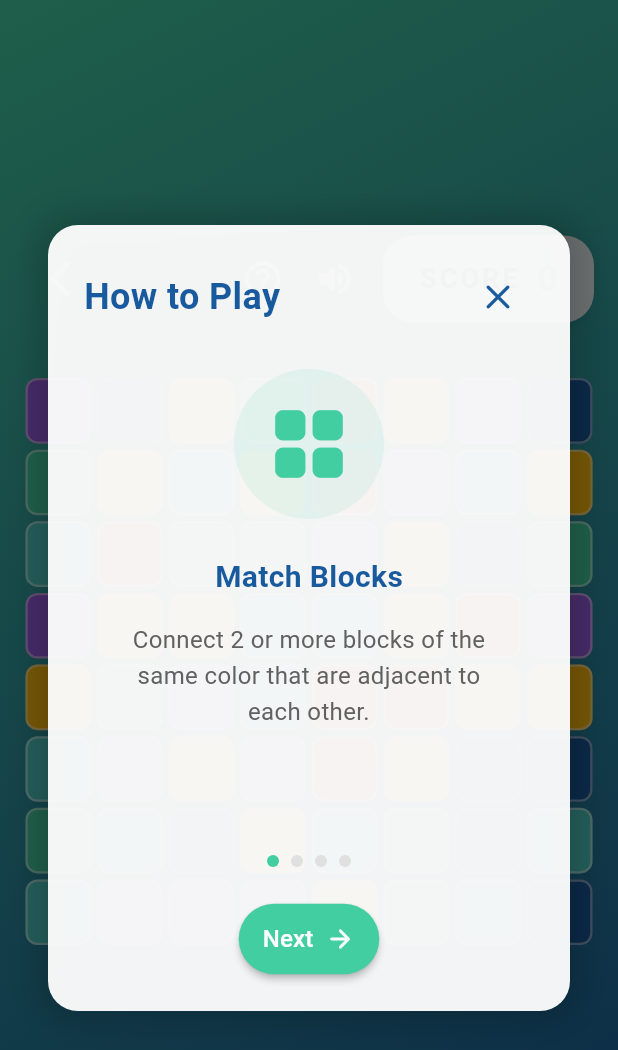
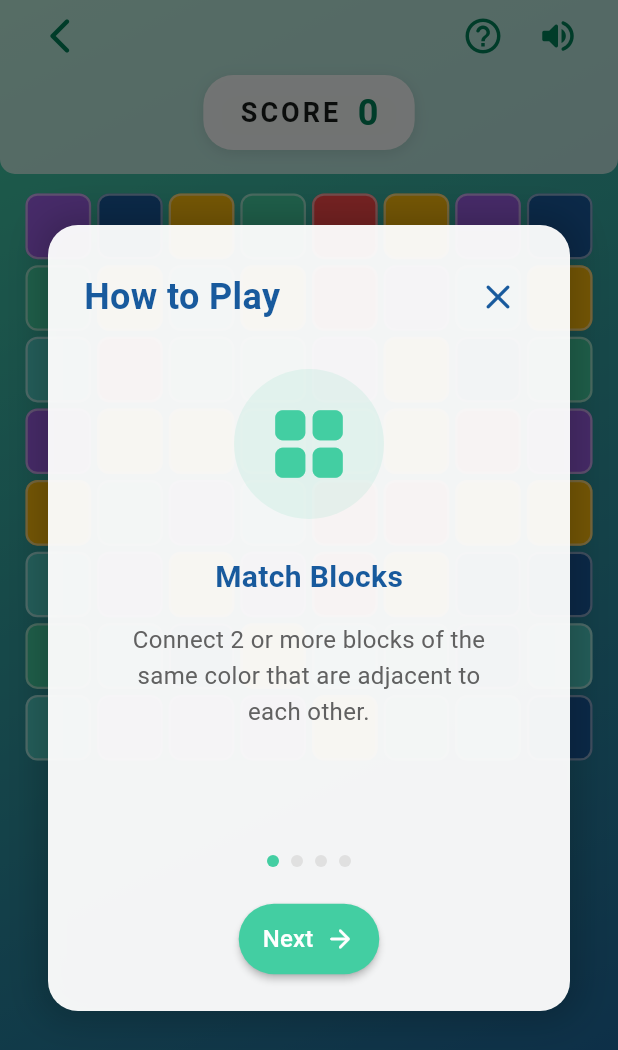
Before and after one commit to zarkasias/ai_blast, a Flutter app: the GameScreen screen opened directly, on a phone screen of 412 x 824 dp. Shown: the top 1050 px of the screen. Run offline on Flutter 3.47's test engine with Material 3 defaults, Android fonts, the phone set to English and light mode, and no system bars; our stand-ins replace audioplayers, shared_preferences; accounts and stored records are empty.

Commit message:
update game screen

```diff
--- a/lib/screens/game_screen.dart
+++ b/lib/screens/game_screen.dart
@@ -1,4 +1,5 @@
 import 'package:flutter/material.dart';
+import 'package:flutter/services.dart';
 import 'package:provider/provider.dart';
 import '../providers/game_provider.dart';
 import '../widgets/game_grid.dart';
@@ -19,6 +20,12 @@ class _GameScreenState extends State<GameScreen> {
   @override
   void initState() {
     super.initState();
+    // Set system overlay style
+    SystemChrome.setSystemUIOverlayStyle(const SystemUiOverlayStyle(
+      statusBarColor: Colors.transparent,
+      statusBarIconBrightness: Brightness.dark,
+    ));
+
     // Wait for GameProvider to be initialized before showing tutorial
     Future.microtask(() async {
       if (mounted) {
@@ -52,22 +59,34 @@ class _GameScreenState extends State<GameScreen> {
       ),
       child: Scaffold(
         backgroundColor: Colors.transparent,
-        body: SafeArea(
-          child: Consumer<GameProvider>(
+        body: Consumer<GameProvider>(
           builder: (context, gameProvider, child) {
             return Stack(
               children: [
                 Column(
-                    mainAxisAlignment: MainAxisAlignment.center,
                   children: [
-                      // Back and Score Row
-                      Padding(
-                        padding: const EdgeInsets.symmetric(horizontal: 16),
-                        child: Row(
+                    // Top Bar Section with Status Bar
+                    Container(
+                      decoration: BoxDecoration(
+                        color: Colors.white.withOpacity(0.64),
+                        borderRadius: const BorderRadius.only(
+                          bottomLeft: Radius.circular(10),
+                          bottomRight: Radius.circular(10),
+                        ),
+                      ),
+                      child: SafeArea(
+                        bottom: false,
+                        child: Padding(
+                          padding: const EdgeInsets.fromLTRB(16, 0, 16, 16),
+                          child: Column(
+                            children: [
+                              // Back button and control buttons row
+                              Row(
                                 mainAxisAlignment: MainAxisAlignment.spaceBetween,
                                 children: [
                                   // Back Button
                                   IconButton(
+                                    padding: EdgeInsets.zero,
                                     onPressed: () {
                                       Navigator.of(context).pushReplacement(
                                         MaterialPageRoute(builder: (context) => const IntroScreen()),
@@ -75,14 +94,16 @@ class _GameScreenState extends State<GameScreen> {
                                     },
                                     icon: const Icon(
                                       Icons.arrow_back_ios_new_rounded,
-                                color: Colors.white,
+                                      color: Color.fromARGB(255, 1, 130, 89),
                                       size: 28,
                                     ),
                                   ),
+                                  // Control Buttons
                                   Row(
                                     children: [
                                       // Help Button
                                       IconButton(
+                                        padding: EdgeInsets.zero,
                                         onPressed: () {
                                           setState(() {
                                             _showTutorial = true;
@@ -90,29 +111,35 @@ class _GameScreenState extends State<GameScreen> {
                                         },
                                         icon: const Icon(
                                           Icons.help_outline_rounded,
-                                    color: Colors.white,
+                                          color: Color.fromARGB(255, 1, 130, 89),
                                           size: 28,
                                         ),
                                       ),
+                                      const SizedBox(width: 2),
                                       // Sound Toggle Button
                                       IconButton(
+                                        padding: EdgeInsets.zero,
                                         onPressed: () {
                                           final audioService = AudioService();
                                           audioService.toggleSound();
-                                    setState(() {}); // Rebuild to update icon
+                                          setState(() {});
                                         },
                                         icon: Icon(
                                           AudioService().isSoundEnabled
                                               ? Icons.volume_up_rounded
                                               : Icons.volume_off_rounded,
-                                    color: Colors.white,
+                                          color: const Color.fromARGB(255, 1, 130, 89),
                                           size: 28,
                                         ),
                                       ),
-                                const SizedBox(width: 8),
+                                    ],
+                                  ),
+                                ],
+                              ),
+                              const SizedBox(height: 2),
                               // Score Display
                               Container(
-                                  padding: const EdgeInsets.symmetric(horizontal: 24, vertical: 12),
+                                padding: const EdgeInsets.symmetric(horizontal: 24, vertical: 8),
                                 decoration: BoxDecoration(
                                   color: Colors.white.withOpacity(0.9),
                                   borderRadius: BorderRadius.circular(20),
@@ -141,7 +168,7 @@ class _GameScreenState extends State<GameScreen> {
                                       style: const TextStyle(
                                         fontSize: 24,
                                         fontWeight: FontWeight.bold,
-                                          color: Color(0xFF43CEA2),
+                                        color: Color.fromARGB(255, 1, 130, 89),
                                       ),
                                     ),
                                   ],
@@ -149,25 +176,28 @@ class _GameScreenState extends State<GameScreen> {
                               ),
                             ],
                           ),
-                          ],
+                        ),
                       ),
                     ),
 
-                      const SizedBox(height: 20),
+                    const SizedBox(height: 12),
 
                     // Game Grid
-                      const Padding(
-                        padding: EdgeInsets.all(16.0),
-                        child: GameGrid(),
+                    Expanded(
+                      child: Padding(
+                        padding: const EdgeInsets.symmetric(horizontal: 16),
+                        child: AspectRatio(
+                          aspectRatio: 1,
+                          child: const GameGrid(),
                         ),
-
-                      const SizedBox(height: 20),
+                      ),
+                    ),
 
                     // Warning Indicator
                     if (gameProvider.isNearGameOver && !gameProvider.isGameOver)
                       Container(
                         padding: const EdgeInsets.symmetric(horizontal: 20, vertical: 10),
-                          margin: const EdgeInsets.symmetric(horizontal: 20),
+                        margin: const EdgeInsets.symmetric(horizontal: 20, vertical: 12),
                         decoration: BoxDecoration(
                           color: Colors.orange.withOpacity(0.9),
                           borderRadius: BorderRadius.circular(15),
@@ -200,6 +230,8 @@ class _GameScreenState extends State<GameScreen> {
                           ],
                         ),
                       ),
+
+                    const SizedBox(height: 16),
                   ],
                 ),
 
@@ -342,7 +374,6 @@ class _GameScreenState extends State<GameScreen> {
           },
         ),
       ),
-      ),
     );
   }
 }
```
Lines whose indentation alone changed are shown as unchanged.
